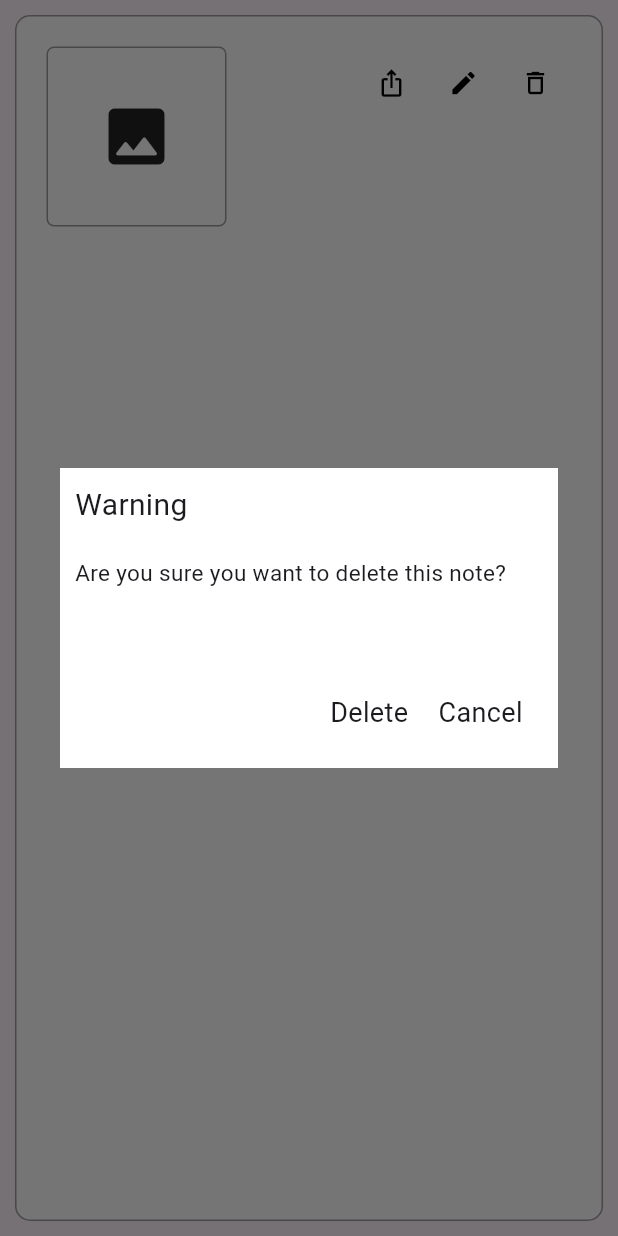
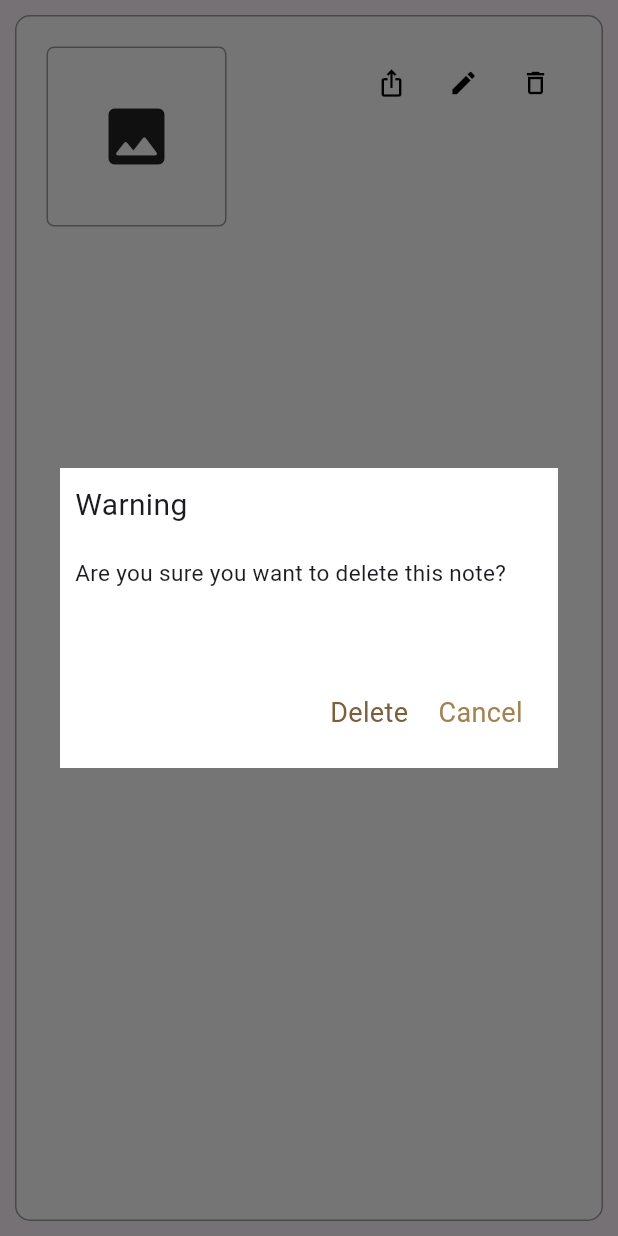
Before and after one commit to fluttberry/to_do_app_2, a Flutter app: the ToDoItemWidget widget shown alone on an empty page, opened directly with empty values, after a tap on the "delete" icon, on a phone screen of 412 x 824 dp. Run offline on Flutter 3.47's test engine with Material 3 defaults, Android fonts, the light colour scheme and no system bars; our stand-ins replace image_picker.

Commit message:
delete function completed

```diff
--- a/lib/ui/widget/todo_item_widget.dart
+++ b/lib/ui/widget/todo_item_widget.dart
@@ -108,9 +108,9 @@ class _ToDoItemWidget extends State<ToDoItemWidget> {
                                         style: TextStyle(fontSize: 15),
                                       ),
                                     ),
-                                    SizedBox(height: 60,),
+                                    SizedBox(height: 60),
                                     Padding(
-                                      padding: const EdgeInsets.only(left: 180,),
+                                      padding: const EdgeInsets.only(left: 180),
                                       child: Row(
                                         children: [
                                           InkWell(
@@ -118,15 +118,26 @@ class _ToDoItemWidget extends State<ToDoItemWidget> {
                                               widget.onDelete();
                                               Navigator.pop(context);
                                             },
-                                            child: Text('Delete', style: TextStyle(fontSize: 18,),),
+                                            child: Text(
+                                              'Delete',
+                                              style: TextStyle(
+                                                fontSize: 18,
+                                                color: Color(0xff79613D),
+                                              ),
+                                            ),
                                           ),
-                                          SizedBox(width: 20,),
+                                          SizedBox(width: 20),
                                           InkWell(
                                             onTap: () {
-
                                               Navigator.pop(context);
                                             },
-                                            child: Text('Cancel', style: TextStyle(fontSize: 18,),),
+                                            child: Text(
+                                              'Cancel',
+                                              style: TextStyle(
+                                                fontSize: 18,
+                                                color: Color(0xffA28252),
+                                              ),
+                                            ),
                                           ),
                                         ],
                                       ),
```
